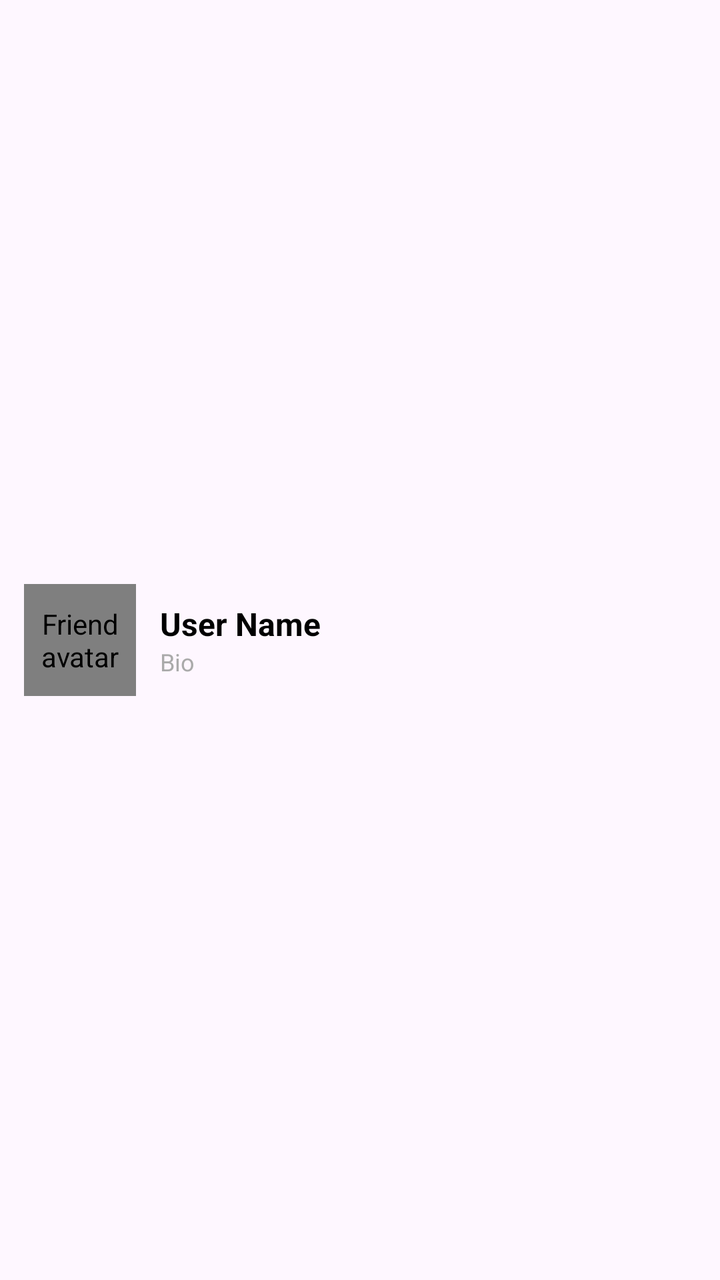
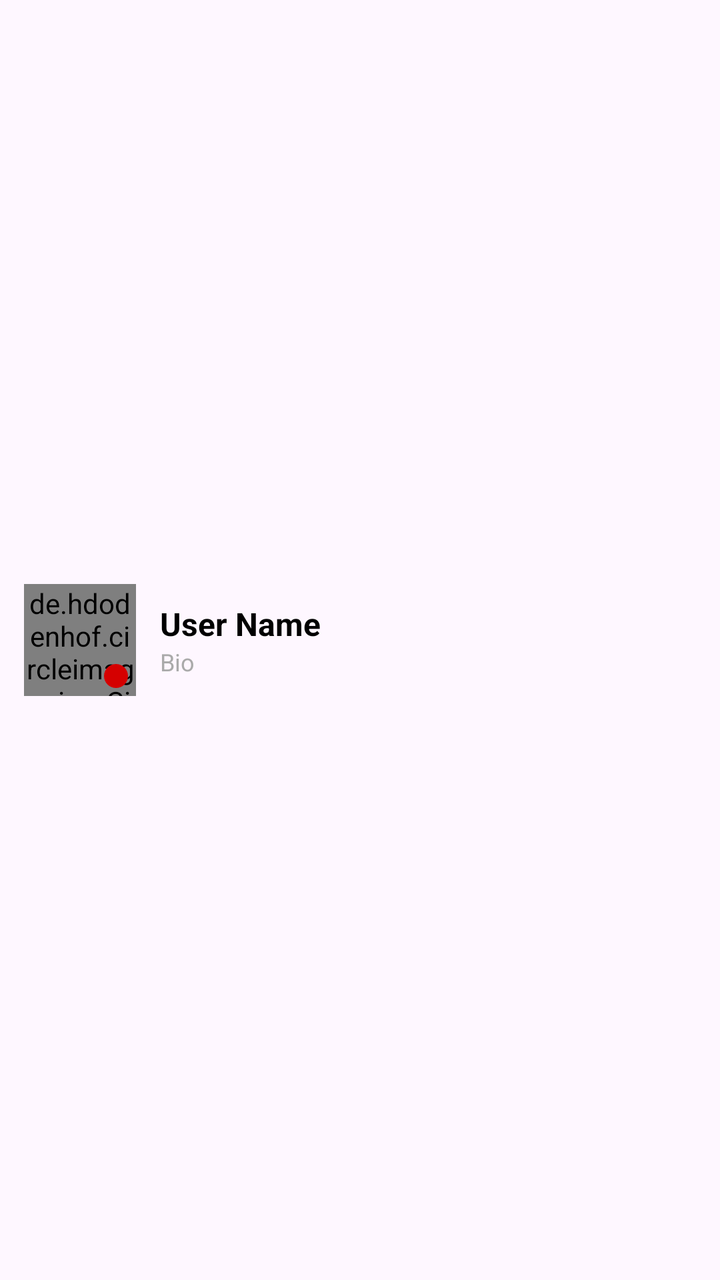

Before-and-after screenshots of an Android layout around one commit, followed by the original layout XML and the change that was made.
<!-- AndroidManifest.xml: application theme Theme._23I0761_23I0765 -->
<!-- res/layout/item_friend.xml -->
<?xml version="1.0" encoding="utf-8"?>
<LinearLayout xmlns:android="http://schemas.android.com/apk/res/android"
    xmlns:app="http://schemas.android.com/apk/res-auto"
    android:layout_width="match_parent"
    android:layout_height="wrap_content"
    android:orientation="horizontal"
    android:padding="12dp"
    android:gravity="center_vertical"
    android:id="@+id/friend">

    <de.hdodenhof.circleimageview.CircleImageView
        android:id="@+id/imgAvatar"
        android:layout_width="56dp"
        android:layout_height="56dp"
        android:layout_marginEnd="12dp"
        android:contentDescription="Friend avatar"
        android:src="@android:drawable/sym_def_app_icon"
        app:civ_border_width="1dp"
        app:civ_border_color="@android:color/darker_gray" />

    <LinearLayout
        android:layout_width="0dp"
        android:layout_height="wrap_content"
        android:layout_weight="1"
        android:orientation="vertical">

        <TextView
            android:id="@+id/txtName"
            android:layout_width="wrap_content"
            android:layout_height="wrap_content"
            android:text="User Name"
            android:textStyle="bold"
            android:textSize="16sp"
            android:textColor="@android:color/black" />









        <TextView
            android:id="@+id/txtBio"
            android:layout_width="wrap_content"
            android:layout_height="wrap_content"
            android:text="Bio"
            android:textSize="12sp"
            android:textColor="@android:color/darker_gray" />
    </LinearLayout>

</LinearLayout>
<!-- resources referenced by this layout -->
<resources>
  <style name="Theme._23I0761_23I0765" parent="Base.Theme._23I0761_23I0765" />
  <style name="Base.Theme._23I0761_23I0765" parent="Theme.Material3.DayNight.NoActionBar">
          
          
      </style>
</resources>

<!-- the commit's change to res/layout/item_friend.xml (unified diff, before → after) -->
@@ -8,15 +8,27 @@
     android:gravity="center_vertical"
     android:id="@+id/friend">
 
-    <de.hdodenhof.circleimageview.CircleImageView
-        android:id="@+id/imgAvatar"
+    <FrameLayout
         android:layout_width="56dp"
         android:layout_height="56dp"
-        android:layout_marginEnd="12dp"
-        android:contentDescription="Friend avatar"
-        android:src="@android:drawable/sym_def_app_icon"
-        app:civ_border_width="1dp"
-        app:civ_border_color="@android:color/darker_gray" />
+        android:layout_marginEnd="12dp">
+
+        <de.hdodenhof.circleimageview.CircleImageView
+            android:id="@+id/imgAvatar"
+            android:layout_width="match_parent"
+            android:layout_height="match_parent"
+            app:civ_border_width="1dp"
+            app:civ_border_color="@android:color/darker_gray" />
+
+        <View
+            android:id="@+id/onlineDot"
+            android:layout_width="12dp"
+            android:layout_height="12dp"
+            android:layout_gravity="bottom|end"
+            android:layout_margin="4dp"
+            android:background="@drawable/onlinestatus" />
+    </FrameLayout>
+
 
     <LinearLayout
         android:layout_width="0dp"
<!-- resource entries referenced after the edit -->
@@ -1,5 +1,11 @@
 <!-- resources referenced by this layout -->
 <resources>
+  <!-- drawable onlinestatus (drawable) -->
+  <?xml version="1.0" encoding="utf-8"?>
+  <shape xmlns:android="http://schemas.android.com/apk/res/android"
+      android:shape="oval">
+      <solid android:color="#D50000"/> 
+  </shape>
   <style name="Theme._23I0761_23I0765" parent="Base.Theme._23I0761_23I0765" />
   <style name="Base.Theme._23I0761_23I0765" parent="Theme.Material3.DayNight.NoActionBar">
           
